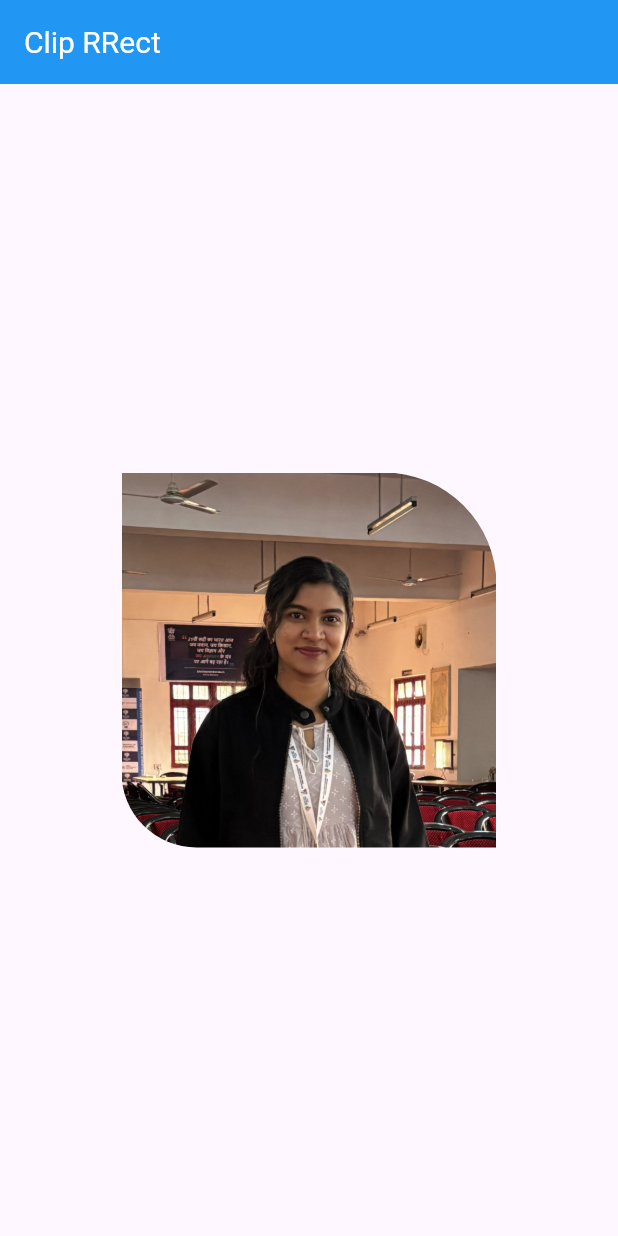
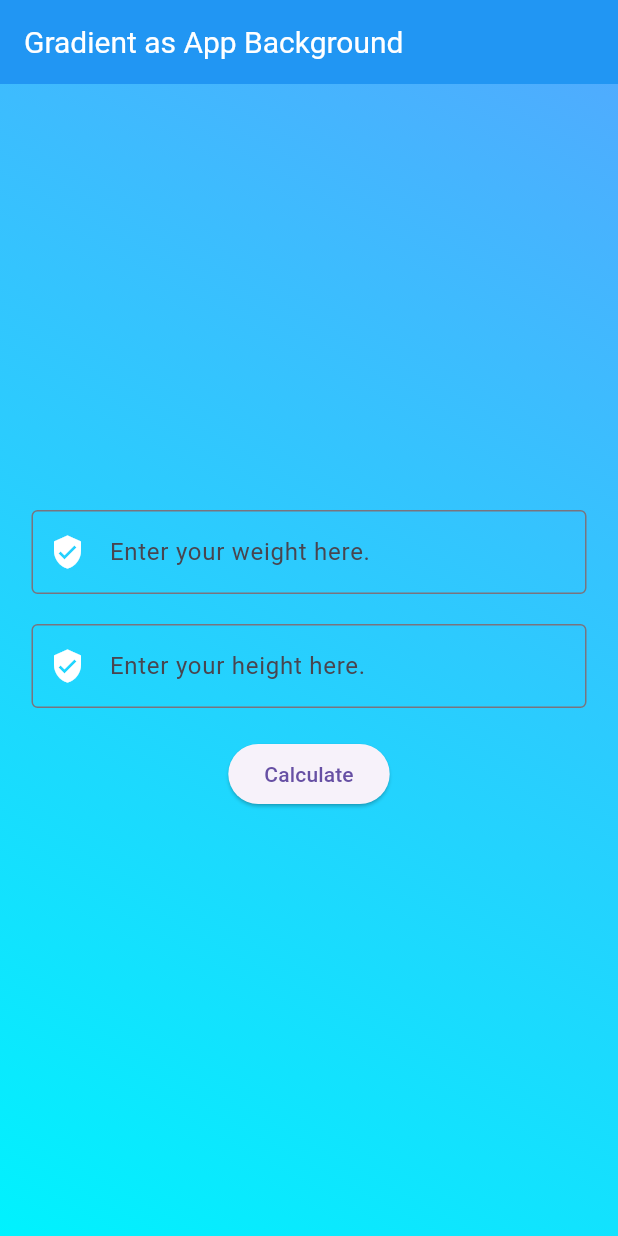
Before and after one commit to DivyaAKumar/FLUTTER-TUTORIAL, a Flutter app: the screen it shows after launch, on a phone screen of 412 x 824 dp. Run offline on Flutter 3.47's test engine with Material 3 defaults, Android fonts, the phone set to English and light mode, and no system bars; our stand-ins replace font_awesome_flutter.

Commit message:
Gradient as App Background

```diff
--- a/lib/main.dart
+++ b/lib/main.dart
@@ -73,110 +73,85 @@ class _MyHomePageState extends State<MyHomePage> {
   Widget build(BuildContext context) {
     return Scaffold(
       appBar: AppBar(
-        title: Text('Clip RRect'),
+        title: Text('Gradient as App Background'), //MORE FROM WEB GRADIENTS SITE
       ),
+      // (0,0)......(1,0)
+      // (0,1).......(1,1)
       body: Center(
-        child: ClipRRect(
-         // borderRadius: BorderRadius.circular(21),
-         //borderRadius:  BorderRadius.all(Radius.elliptical(75, 50)),
-         borderRadius: BorderRadius.only(bottomLeft: Radius.circular(50), topRight: Radius.circular(75)),
-          child: Image.asset("assets/images/profile1.jpg", width: 250,height: 250,),
+        child: Container(
+          decoration: BoxDecoration(
+            gradient: LinearGradient(
+              colors: [
+              //   Colors.purple.shade300,
+              //   Colors.indigo.shade300,
+              //  Colors.blue,
+              Color(0xff4facfe),//ff opaque //00 transparent
+              Color(0xff00f2fe)
+              ],
+              begin: FractionalOffset(1.0, 0.0 ),
+              end: FractionalOffset(0.0, 1.0),
+
+              ),
+            //  gradient: RadialGradient(
+            //   colors: [
+            //   //   Colors.purple.shade300,
+            //   //   Colors.indigo.shade300,
+            //   //  Colors.blue,
+            //    Color(0xff00f2fe),
+            //   Color(0xff4facfe),//ff opaque //00 transparent
+
+            //   ],
+            // center: Alignment.bottomCenter,
+            //  stops: [0.0,1.0]
+            //   )
+          ),
+          child: Center(
+            child: Padding(padding: const EdgeInsets.all(21.0),
+            child: Column(
+              mainAxisAlignment: MainAxisAlignment.center,
+              children: [
+               TextField(
+                //controller: name,
+                 decoration: InputDecoration(
+                        hintText: "Enter your weight here.",
+                          prefixIcon: Icon(Icons.verified_user, color: Colors.white),
+                           border: OutlineInputBorder(),
+
+                        ),
+                          keyboardType: TextInputType.text,
+
+              ),
+
+              const SizedBox(
+                width: 20,height: 20,
+              ) ,
+
+              TextField(
+               // controller: name,
+                 decoration: InputDecoration(
+                        hintText: "Enter your height here.",
+                          prefixIcon: Icon(Icons.verified_user, color: Colors.white),
+                           border: OutlineInputBorder(),
+
+                        ),
+                          keyboardType: TextInputType.text,
+              ),
+
+        const SizedBox(
+                width: 20,height: 20,
+              ) ,
+
+              ElevatedButton(onPressed: () {
+
+              }, child: Text("Calculate"))
+              ],
+            ),
+            ),
+          ),
         ),
       )
 
-      // Container(
-      //   height: 100,
-      //   width: double.infinity,
-      //   color: Colors.deepPurpleAccent,
-      //   // decoration: BoxDecoration(
 
-      //   // ),
-
-      // ),
-      // Container(
-      //   height: 100,
-      //   width: double.infinity,
-      //   color: Colors.blueGrey,
-      //   // decoration: BoxDecoration(
-
-      //   // ),
-
-      // ),Container(
-      //   height: 100,
-      //   width: double.infinity,
-      //   color: Colors.orange,
-      //   // decoration: BoxDecoration(
-
-      //   // ),
-
-      // ),Container(
-      //   height: 100,
-      //   width: double.infinity,
-      //   color: Colors.red,
-      //   // decoration: BoxDecoration(
-
-      //   // ),
-
-      // ),Container(
-      //   height: 100,
-      //   width: double.infinity,
-      //   color: Colors.pink,
-      //   // decoration: BoxDecoration(
-
-      //   // ),
-
-      // ),
-      // Container(
-      //   height: 100,
-      //   width: double.infinity,
-      //   color: Colors.purple,
-      //   // decoration: BoxDecoration(
-
-      //   // ),
-
-      // ),
-      // Container(
-      //   height: 100,
-      //   width: double.infinity,
-      //   color: Colors.green,
-      //   // decoration: BoxDecoration(
-
-      //   // ),
-
-      // ),
-      // Container(
-      //   height: 100,
-      //   width: double.infinity,
-      //   color: Colors.blue,
-      //   // decoration: BoxDecoration(
-
-      //   // ),
-
-      // ),
-      // Container(
-      //   height: 100,
-      //   width: double.infinity,
-      //   color: Colors.orange,
-      //   // decoration: BoxDecoration(
-
-      //   // ),
-
-      // ),
-      // Container(
-      //   height: 100,
-      //   width: double.infinity,
-      //   color: Colors.red,
-
-      // ),
-      // Container(
-      //   height: 100,
-      //   width: double.infinity,
-      //   color: Colors.amber,
-      //   // decoration: BoxDecoration(
-
-      //   // ),
-
-      // ),
     ); //end of Scaffold
   } //end of Widget build
 } //end of _ContainerPageState
```
